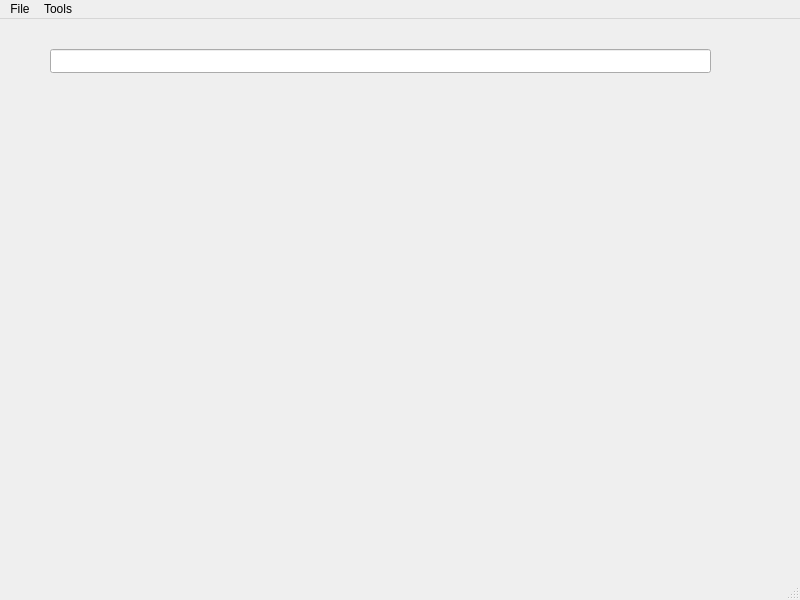
This is src/mainwindow.ui in ambiesoft/gbuddy as Qt 5 draws it before an edit. The edited form follows.
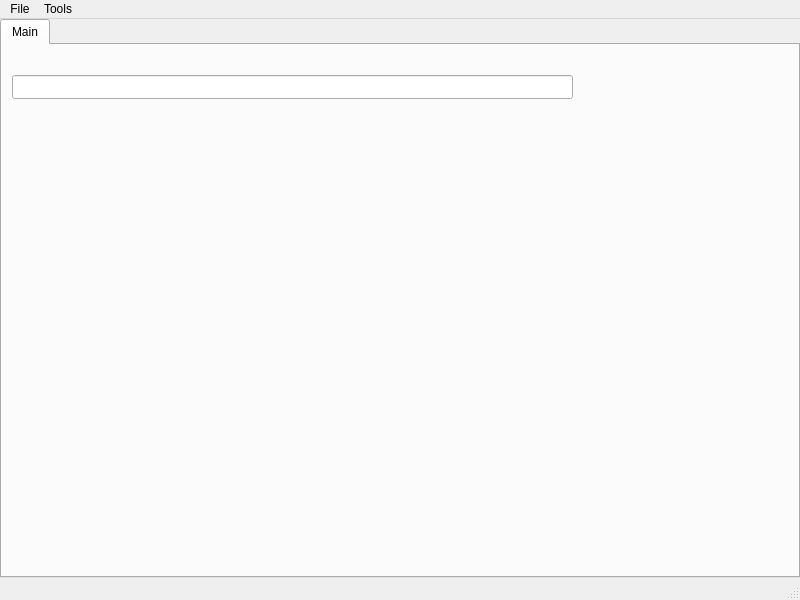
This is the edited form.

The edit to the form file:
```diff
--- a/src/mainwindow.ui
+++ b/src/mainwindow.ui
@@ -14,16 +14,39 @@
    <string>MainWindow</string>
   </property>
   <widget class="QWidget" name="centralwidget">
+   <layout class="QVBoxLayout" name="verticalLayout">
+    <property name="leftMargin">
+     <number>0</number>
+    </property>
+    <property name="topMargin">
+     <number>0</number>
+    </property>
+    <property name="rightMargin">
+     <number>0</number>
+    </property>
+    <property name="bottomMargin">
+     <number>0</number>
+    </property>
+    <item>
+     <widget class="QTabWidget" name="tabRoot">
+      <widget class="QWidget" name="tpMain">
+       <attribute name="title">
+        <string>Main</string>
+       </attribute>
    <widget class="QLineEdit" name="lineStart">
     <property name="geometry">
      <rect>
-      <x>50</x>
+          <x>10</x>
       <y>30</y>
-      <width>661</width>
+          <width>561</width>
       <height>24</height>
      </rect>
     </property>
    </widget>
+      </widget>
+     </widget>
+    </item>
+   </layout>
   </widget>
   <widget class="QMenuBar" name="menubar">
    <property name="geometry">
```
Lines whose indentation alone changed are shown as unchanged.
